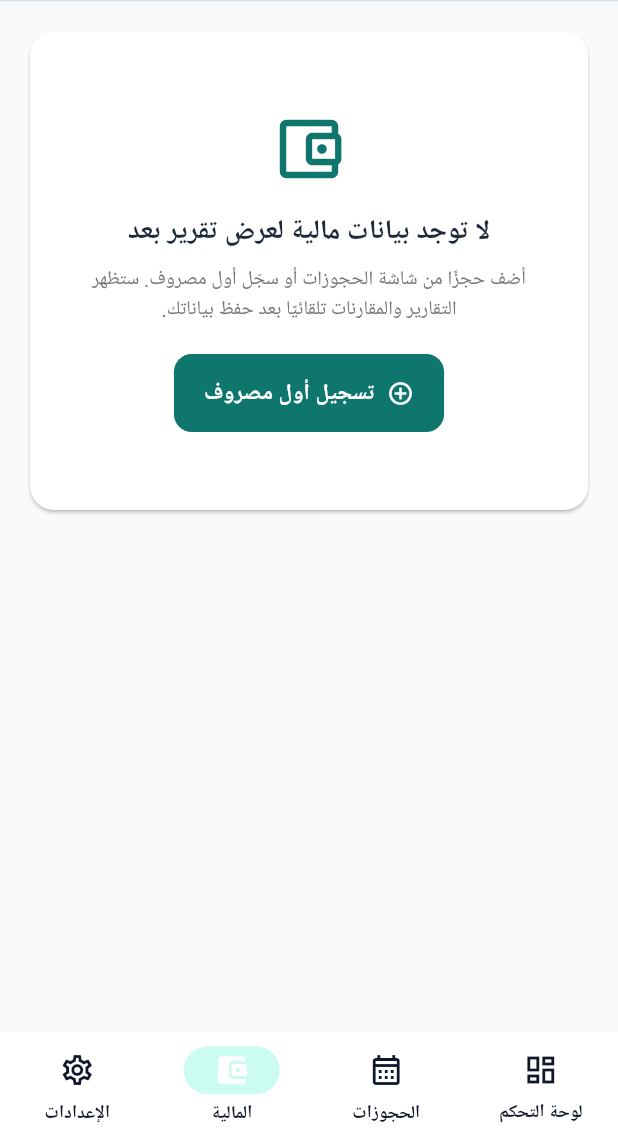
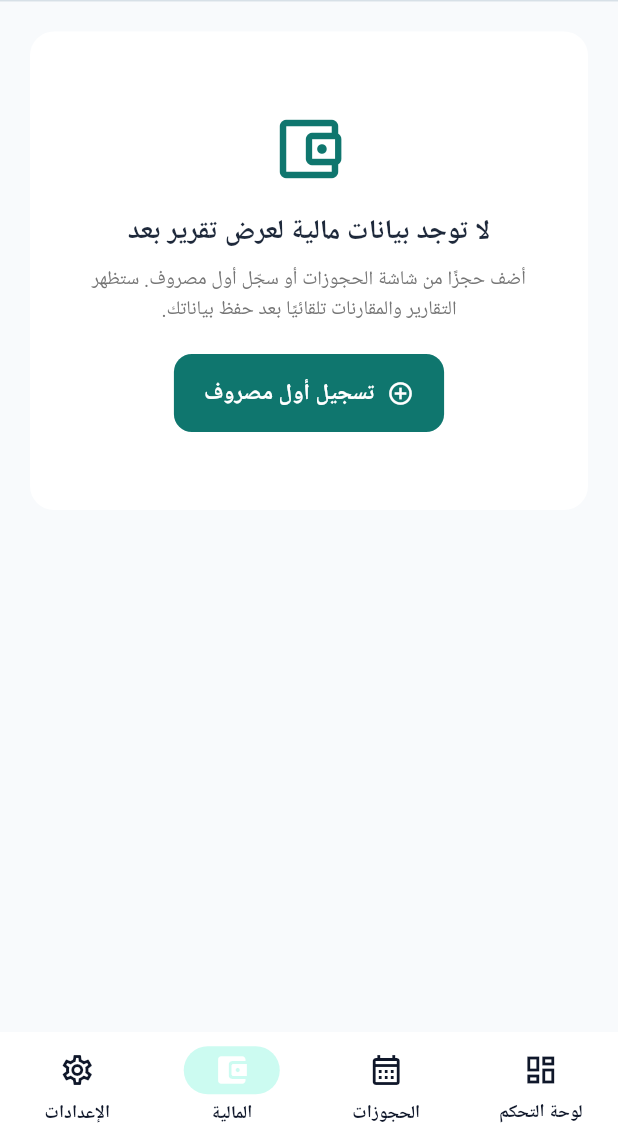
Before and after one commit to 3thelast-glitch/resthouse_app, a Flutter app: the screen it shows after launch, item 3 of the bottom bar chosen, on a phone screen of 412 x 824 dp, the part 96-1236 px from its top. Run offline on Flutter 3.47's test engine with Material 3 defaults, Android fonts, the phone set to English and light mode, and no system bars; our stand-ins replace file_picker, fl_chart, hijri, sqflite, sqflite_common_ffi, table_calendar; accounts and stored records are empty.

Commit message:
feat(ui): extend shared Material component theming

```diff
--- a/lib/ui/app_theme.dart
+++ b/lib/ui/app_theme.dart
@@ -45,7 +45,6 @@ class AppTheme {
       scaffoldBackgroundColor: AppColors.canvas,
       visualDensity: VisualDensity.standard,
     );
-
     final textTheme = _buildArabicFriendlyTextTheme(base.textTheme);
 
     return base.copyWith(
@@ -58,6 +57,56 @@ class AppTheme {
         scrolledUnderElevation: 1,
         centerTitle: false,
       ),
+      cardTheme: CardThemeData(
+        color: AppColors.surface,
+        surfaceTintColor: Colors.transparent,
+        elevation: 0,
+        shadowColor: Colors.transparent,
+        shape: RoundedRectangleBorder(
+          borderRadius: BorderRadius.circular(16),
+          side: const BorderSide(color: AppColors.border),
+        ),
+      ),
+      dialogTheme: DialogThemeData(
+        backgroundColor: AppColors.surface,
+        surfaceTintColor: Colors.transparent,
+        elevation: 8,
+        titleTextStyle: textTheme.titleLarge,
+        contentTextStyle: textTheme.bodyMedium,
+        shape: RoundedRectangleBorder(
+          borderRadius: BorderRadius.circular(20),
+        ),
+        actionsPadding: const EdgeInsetsDirectional.fromSTEB(16, 4, 16, 16),
+      ),
+      bottomSheetTheme: const BottomSheetThemeData(
+        backgroundColor: AppColors.surface,
+        modalBackgroundColor: AppColors.surface,
+        surfaceTintColor: Colors.transparent,
+        showDragHandle: true,
+        shape: RoundedRectangleBorder(
+          borderRadius: BorderRadius.vertical(top: Radius.circular(20)),
+        ),
+      ),
+      chipTheme: ChipThemeData(
+        backgroundColor: AppColors.surfaceSubtle,
+        selectedColor: const Color(0xFFCCFBF1),
+        disabledColor: AppColors.surfaceSubtle,
+        checkmarkColor: AppColors.primary,
+        side: const BorderSide(color: AppColors.border),
+        shape: RoundedRectangleBorder(
+          borderRadius: BorderRadius.circular(10),
+        ),
+        labelStyle: textTheme.labelMedium?.copyWith(
+          color: AppColors.textSecondary,
+        ),
+        secondaryLabelStyle: textTheme.labelMedium?.copyWith(
+          color: AppColors.primary,
+        ),
+        padding: const EdgeInsetsDirectional.symmetric(
+          horizontal: 8,
+          vertical: 4,
+        ),
+      ),
       inputDecorationTheme: InputDecorationTheme(
         filled: true,
         fillColor: AppColors.surface,
@@ -67,6 +116,11 @@ class AppTheme {
         ),
         labelStyle: const TextStyle(color: AppColors.textSecondary),
         hintStyle: const TextStyle(color: AppColors.textSecondary),
+        helperStyle: const TextStyle(color: AppColors.textSecondary),
+        errorStyle: const TextStyle(
+          color: AppColors.error,
+          fontWeight: FontWeight.w500,
+        ),
         errorMaxLines: 3,
         border: _outlineBorder(AppColors.border),
         enabledBorder: _outlineBorder(AppColors.border),
@@ -137,6 +191,15 @@ class AppTheme {
           ),
         ),
       ),
+      iconButtonTheme: IconButtonThemeData(
+        style: IconButton.styleFrom(
+          foregroundColor: AppColors.textSecondary,
+          minimumSize: const Size(48, 48),
+          shape: RoundedRectangleBorder(
+            borderRadius: BorderRadius.circular(10),
+          ),
+        ),
+      ),
       navigationBarTheme: const NavigationBarThemeData(
         backgroundColor: AppColors.surface,
         indicatorColor: Color(0xFFCCFBF1),
@@ -161,6 +224,10 @@ class AppTheme {
         color: AppColors.border,
         thickness: 1,
         space: 1,
+      ),
+      progressIndicatorTheme: const ProgressIndicatorThemeData(
+        color: AppColors.primary,
+        linearTrackColor: Color(0xFFCCFBF1),
       ),
       snackBarTheme: SnackBarThemeData(
         behavior: SnackBarBehavior.floating,
```
